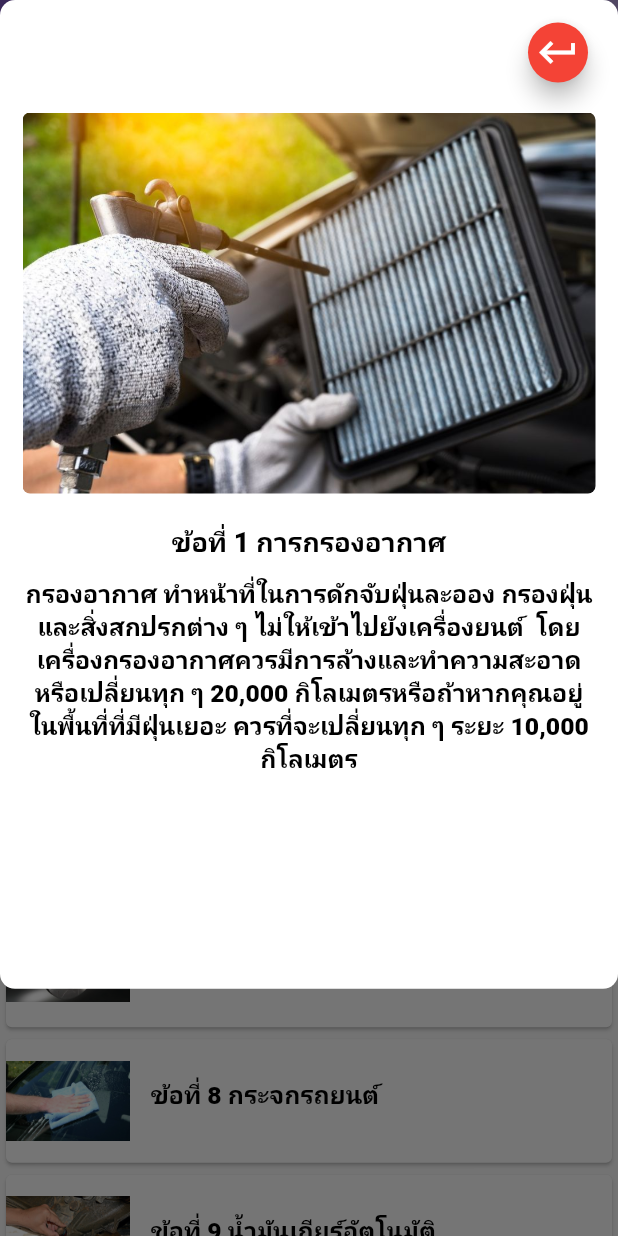
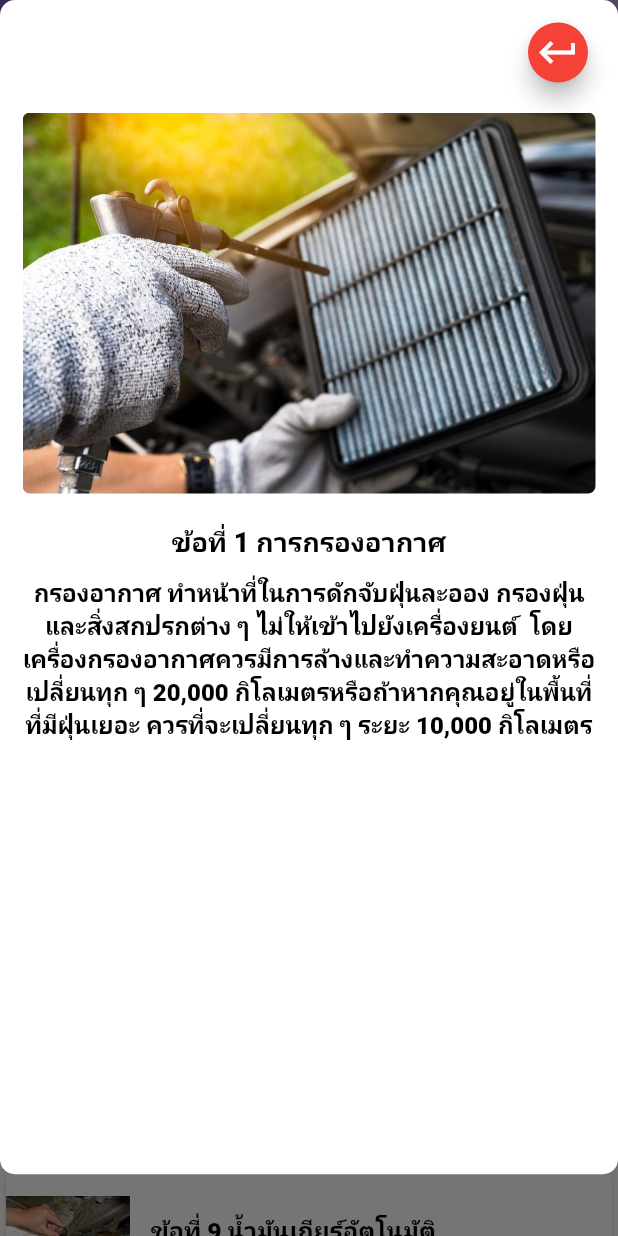
Before and after one commit to Surasit20/car-recognition, a Flutter app: the Dashboard screen opened directly, after a tap on "ข้อที่ 1 การกรองอากาศ", on a phone screen of 412 x 824 dp. Run offline on Flutter 3.47's test engine with Material 2 defaults, Android fonts, the phone set to English and light mode, and no system bars; drawn by our look-alikes of auto_size_text; our stand-ins replace carousel_slider, curved_navigation_bar, image_picker, smooth_page_indicator; missing offline and left inert: tflite; Roboto replaces fonts that are missing (Chakra).

Commit message:
edit text and responsive

```diff
--- a/lib/Home/Newselectcar.dart
+++ b/lib/Home/Newselectcar.dart
@@ -175,7 +175,7 @@ class NewpageselectcarState extends State {
                Container(
                   child: Stack(children: <Widget>[
                     Container(
-                      height: 200,
+                      height: 180,
                       //height: displayHeight(context) * 0.26,
                       width: displayWidth(context) * 1,
                       decoration: BoxDecoration(
@@ -195,7 +195,7 @@ class NewpageselectcarState extends State {
 
                         child: Column(children: [
                           Padding(
-                            padding: EdgeInsets.fromLTRB(0, 190, 0, 0),
+                            padding: EdgeInsets.fromLTRB(0, 175, 0, 0),
                             child: Container(
                               width: displayWidth(context) * 1,
                               alignment: Alignment.center,
@@ -578,7 +578,7 @@ class NewpageselectcarState extends State {
                           ),
 
                           SizedBox(
-                            height: 10,
+                            height: 20,
                           ),
                           Column(
                             mainAxisAlignment: MainAxisAlignment.end,
--- a/lib/Khowledge_car/khowledge_page.dart
+++ b/lib/Khowledge_car/khowledge_page.dart
@@ -145,7 +145,7 @@ showDialogFunc(context, img, title, desc) {
         child: Container(
           // height: displayHeight(context) - MediaQuery.of(context).padding.top - kToolbarHeight,
           width: MediaQuery.of(context).size.width * 1,
-          height: MediaQuery.of(context).size.height * 0.8,
+          height: MediaQuery.of(context).size.height*0.95,
           child: Material(
             type: MaterialType.transparency,
             child: Container(
@@ -205,7 +205,7 @@ showDialogFunc(context, img, title, desc) {
                   AutoSizeText(
                     title, //หัวข้อในส่วนเนื้อหา
                     style: TextStyle(
-                        fontSize: displayWidth(context)*0.04,
+                        fontSize: 18,
 
                         color: Colors.black,
                         fontWeight: FontWeight.bold,
@@ -227,7 +227,8 @@ showDialogFunc(context, img, title, desc) {
                         desc,
                         maxLines: 100,
                         style: TextStyle(
-                           fontSize: displayWidth(context)*0.04,
+                           fontSize: 16,
+
                             color: Colors.black,
                             fontWeight: FontWeight.bold,
                             fontFamily: 'Chakra'),
```
Also changed, not shown: lib/Car_infomation/car_infomation.dart (+16 -13 lines).
